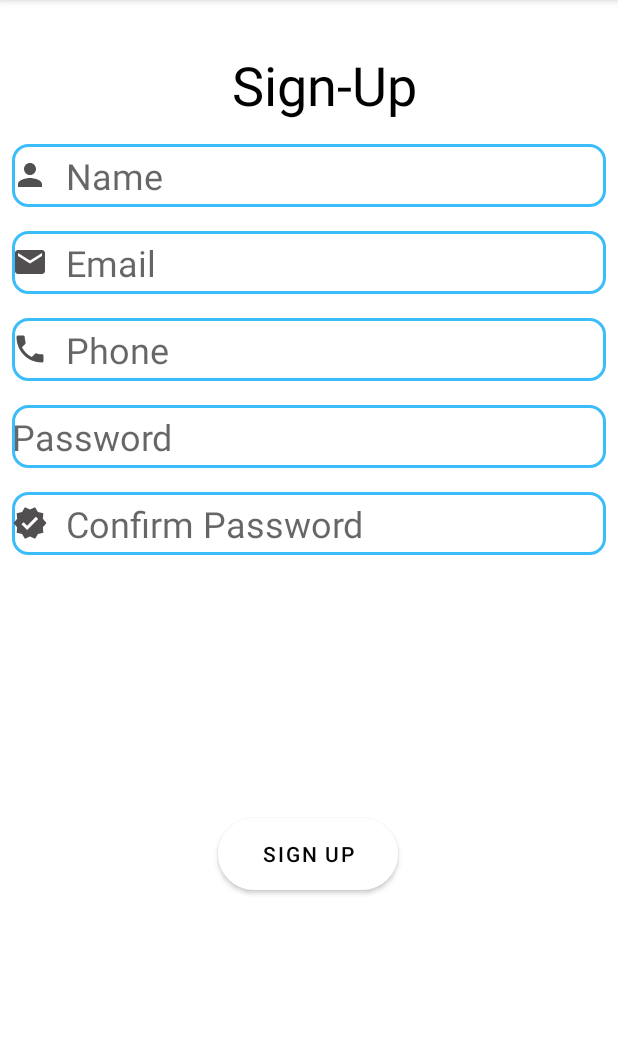
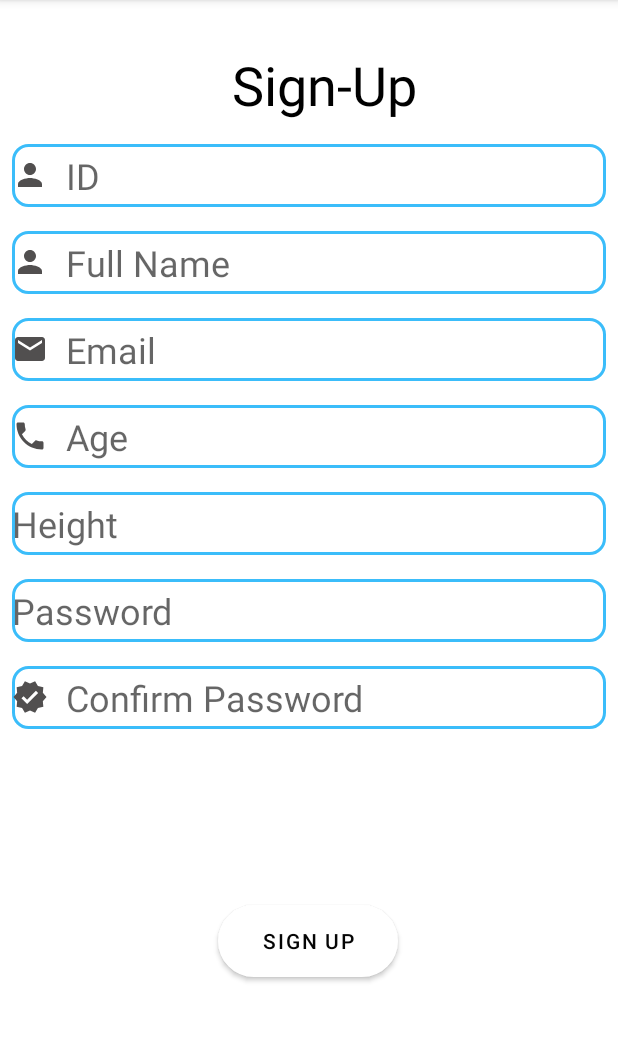
Before and after one commit to mar426/FinalProject_App, an Android app: the SignUpActivity screen opened directly, with no data from a screen before it, on a phone screen of 412 x 824 dp, the part 84-1126 px from its top. Run offline under Robolectric (Android 15) with nearby library versions, the light colour scheme and no system bars.

Commit message:
sign up xml

```diff
--- a/app/src/main/AndroidManifest.xml
+++ b/app/src/main/AndroidManifest.xml
@@ -31,7 +31,8 @@
         </activity>
         <activity
             android:name=".SignUpActivity"
-            android:exported="true" >
+            android:exported="true"
+            android:noHistory="true">
             <intent-filter>
                 <action android:name="android.intent.action.MAIN" />
 
@@ -41,7 +42,8 @@
         <activity
             android:name=".MainActivity"
             android:exported="true"
-            android:label="@string/app_name">
+            android:label="@string/app_name"
+            android:noHistory="true">
             <intent-filter>
                 <action android:name="android.intent.action.MAIN" />
 
--- a/app/src/main/java/com/example/finalproject_app/ui/login/SignUpFragment.java
+++ b/app/src/main/java/com/example/finalproject_app/ui/login/SignUpFragment.java
@@ -32,8 +32,8 @@ public class SignUpFragment extends Fragment {
 
         mailET=view.findViewById(R.id.signup_email);
         passwordET=view.findViewById(R.id.signup_password);
-        nameET=view.findViewById(R.id.signup_name);
-        phoneET=view.findViewById(R.id.signup_phone);
+        nameET=view.findViewById(R.id.signup_fullName);
+        phoneET=view.findViewById(R.id.signup_age);
         verifyPasswordET=view.findViewById(R.id.signup_verify_password);
         progressBar=view.findViewById(R.id.signup_progressBar);
         signUpSaveBtn=view.findViewById(R.id.signup_btn);
--- a/app/src/main/res/layout/activity_sign_up.xml
+++ b/app/src/main/res/layout/activity_sign_up.xml
@@ -25,36 +25,58 @@
 
     <ProgressBar
         android:id="@+id/signup_progressBar"
-        style="?android:attr/progressBarStyle"
+        style="@style/Widget.AppCompat.ProgressBar.Horizontal"
         android:layout_width="190dp"
         android:layout_height="181dp"
         android:visibility="invisible"
         app:layout_constraintBottom_toBottomOf="parent"
         app:layout_constraintEnd_toEndOf="parent"
-        app:layout_constraintHorizontal_bias="0.542"
+        app:layout_constraintHorizontal_bias="0.497"
         app:layout_constraintStart_toStartOf="parent"
         app:layout_constraintTop_toTopOf="parent"
-        app:layout_constraintVertical_bias="0.498" />
+        app:layout_constraintVertical_bias="0.412" />
 
     <EditText
-        android:id="@+id/signup_name"
+        android:id="@+id/signup_UserID"
         android:layout_width="0dp"
         android:layout_height="42dp"
         android:layout_marginStart="8dp"
         android:layout_marginTop="8dp"
         android:layout_marginEnd="8dp"
+        android:layout_marginBottom="16dp"
         android:background="@drawable/corrners"
         android:drawableStart="@drawable/ic_baseline_person_24"
         android:drawablePadding="12dp"
-        android:hint="Name"
+        android:hint="ID"
+        android:textColor="#FFFFFF"
+        android:textSize="24sp"
+        app:layout_constraintBottom_toTopOf="@+id/signup_fullName"
+        app:layout_constraintEnd_toEndOf="parent"
+        app:layout_constraintStart_toStartOf="parent"
+        app:layout_constraintTop_toBottomOf="@+id/textView"
+        tools:ignore="TouchTargetSizeCheck" />
+
+    <EditText
+        android:id="@+id/signup_fullName"
+        android:layout_width="0dp"
+        android:layout_height="42dp"
+        android:layout_marginStart="8dp"
+        android:layout_marginTop="16dp"
+        android:layout_marginEnd="8dp"
+        android:background="@drawable/corrners"
+        android:drawableStart="@drawable/ic_baseline_person_24"
+        android:drawablePadding="12dp"
+        android:hint="Full Name"
         android:textColor="#FFFFFF"
         android:textSize="24sp"
         app:layout_constraintEnd_toEndOf="parent"
+        app:layout_constraintHorizontal_bias="0.0"
         app:layout_constraintStart_toStartOf="parent"
-        app:layout_constraintTop_toBottomOf="@+id/textView" />
+        app:layout_constraintTop_toBottomOf="@+id/signup_UserID"
+        tools:ignore="TouchTargetSizeCheck" />
 
     <EditText
-        android:id="@+id/signup_phone"
+        android:id="@+id/signup_age"
         android:layout_width="0dp"
         android:layout_height="42dp"
         android:layout_marginStart="8dp"
@@ -63,13 +85,14 @@
         android:background="@drawable/corrners"
         android:drawableStart="@drawable/ic_baseline_phone_24"
         android:drawablePadding="12dp"
-        android:hint="Phone"
+        android:hint="Age"
         android:textColor="#FFFFFF"
         android:textSize="24sp"
         app:layout_constraintEnd_toEndOf="parent"
         app:layout_constraintHorizontal_bias="0.0"
         app:layout_constraintStart_toStartOf="parent"
-        app:layout_constraintTop_toBottomOf="@+id/signup_email" />
+        app:layout_constraintTop_toBottomOf="@+id/signup_email"
+        tools:ignore="TouchTargetSizeCheck" />
 
     <EditText
         android:id="@+id/signup_password"
@@ -84,9 +107,28 @@
         android:textColor="#FFFFFF"
         android:textSize="24sp"
         app:layout_constraintEnd_toEndOf="parent"
-        app:layout_constraintHorizontal_bias="0.125"
+        app:layout_constraintHorizontal_bias="0.0"
         app:layout_constraintStart_toStartOf="parent"
-        app:layout_constraintTop_toBottomOf="@+id/signup_phone" />
+        app:layout_constraintTop_toBottomOf="@+id/signup_height"
+        tools:ignore="TouchTargetSizeCheck,DuplicateClickableBoundsCheck,DuplicateClickableBoundsCheck" />
+
+    <EditText
+        android:id="@+id/signup_height"
+        android:layout_width="0dp"
+        android:layout_height="42dp"
+        android:layout_marginStart="8dp"
+        android:layout_marginTop="16dp"
+        android:layout_marginEnd="8dp"
+        android:background="@drawable/corrners"
+        android:drawablePadding="12dp"
+        android:hint="Height"
+        android:textColor="#FFFFFF"
+        android:textSize="24sp"
+        app:layout_constraintEnd_toEndOf="parent"
+        app:layout_constraintHorizontal_bias="0.0"
+        app:layout_constraintStart_toStartOf="parent"
+        app:layout_constraintTop_toBottomOf="@+id/signup_age"
+        tools:ignore="TouchTargetSizeCheck" />
 
     <EditText
         android:id="@+id/signup_verify_password"
@@ -102,8 +144,10 @@
         android:textColor="#FFFFFF"
         android:textSize="24sp"
         app:layout_constraintEnd_toEndOf="parent"
+        app:layout_constraintHorizontal_bias="0.0"
         app:layout_constraintStart_toStartOf="parent"
-        app:layout_constraintTop_toBottomOf="@+id/signup_password" />
+        app:layout_constraintTop_toBottomOf="@+id/signup_password"
+        tools:ignore="TouchTargetSizeCheck" />
 
     <EditText
         android:id="@+id/signup_email"
@@ -121,7 +165,8 @@
         app:layout_constraintEnd_toEndOf="parent"
         app:layout_constraintHorizontal_bias="0.212"
         app:layout_constraintStart_toStartOf="parent"
-        app:layout_constraintTop_toBottomOf="@+id/signup_name" />
+        app:layout_constraintTop_toBottomOf="@+id/signup_fullName"
+        tools:ignore="TouchTargetSizeCheck" />
 
     <Button
         android:id="@+id/signup_btn"
@@ -142,7 +187,7 @@
         android:id="@+id/signup_error_mssg"
         android:layout_width="344dp"
         android:layout_height="34dp"
-        android:layout_marginTop="40dp"
+        android:layout_marginTop="116dp"
         android:textSize="18sp"
         app:layout_constraintEnd_toEndOf="parent"
         app:layout_constraintHorizontal_bias="0.761"
```
